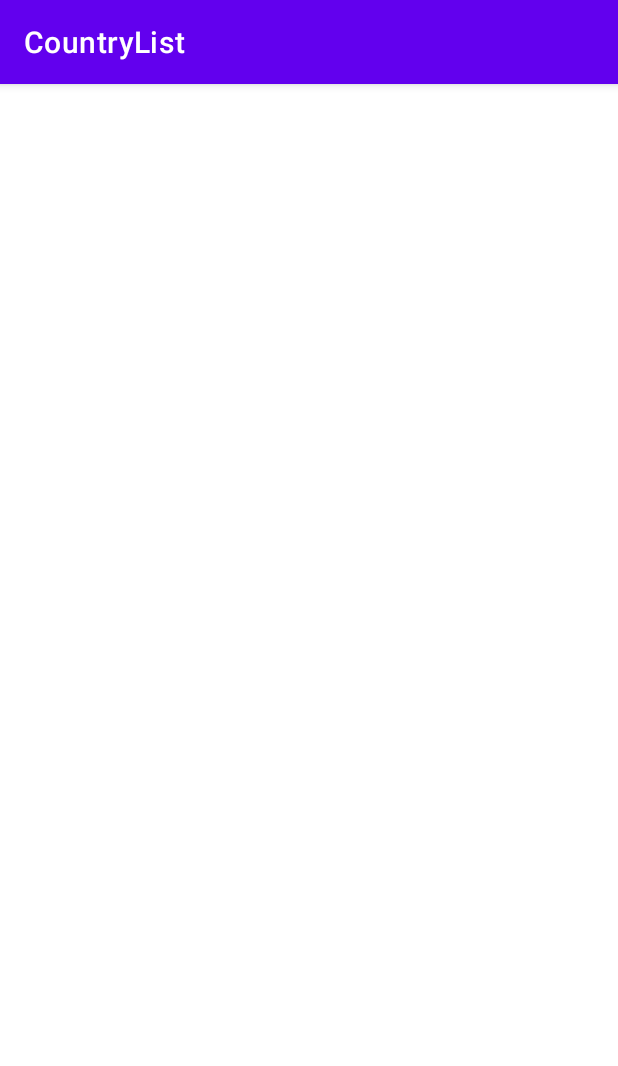
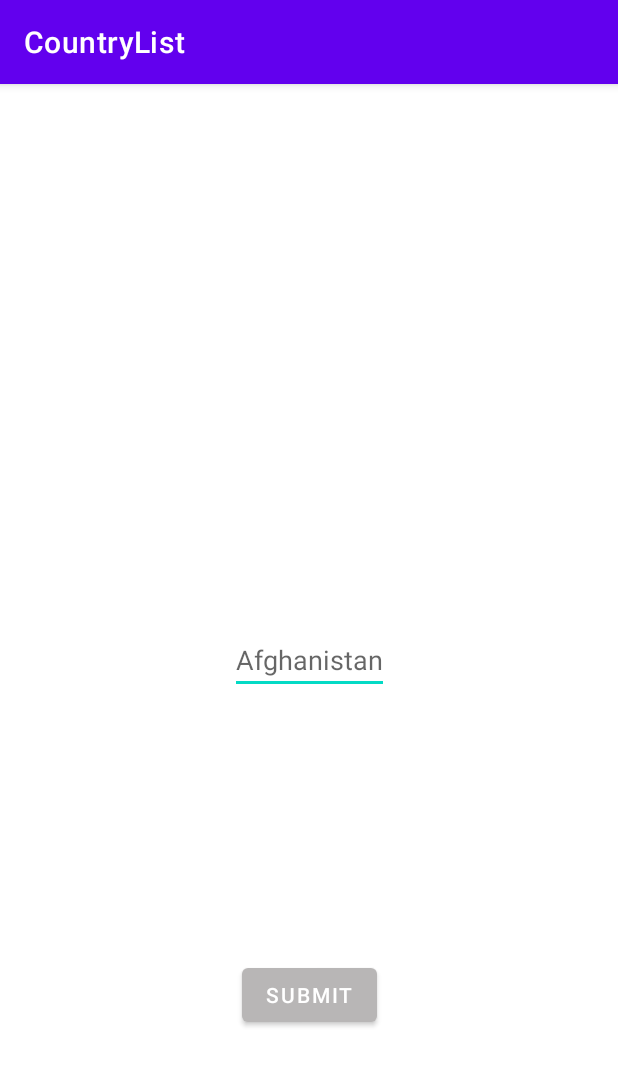
Before and after one commit to saravinfotech/ChallengeTask, an Android app: the screen it shows after launch (MainActivity), on a phone screen of 412 x 824 dp. Shown: the top 1066 px of the screen. Run offline under Robolectric (Android 15) with nearby library versions, the phone set to English and light mode, and no system bars.

Commit message:
Added viewbinding library to avoid findViewById,removed Hardcoded text, now it fetches the values dynamically based on the user input

```diff
--- a/app/build.gradle
+++ b/app/build.gradle
@@ -30,6 +30,10 @@ android {
     kotlinOptions {
         jvmTarget = '1.8'
     }
+
+    buildFeatures {
+        viewBinding = true
+    }
 }
 
 dependencies {
--- a/app/src/main/java/com/themobilecoder/countrylist/MainActivity.kt
+++ b/app/src/main/java/com/themobilecoder/countrylist/MainActivity.kt
@@ -1,27 +1,39 @@
 package com.themobilecoder.countrylist
 
 import android.os.Bundle
-import android.widget.TextView
+import android.widget.Button
+import android.widget.EditText
 import androidx.appcompat.app.AppCompatActivity
 import androidx.lifecycle.ViewModelProvider
+import com.themobilecoder.countrylist.databinding.ActivityMainBinding
 
-import com.themobilecoder.countrylist.viewmodel.CountryViewModel
+import com.themobilecoder.viewmodel.CountryViewModel
 
 class MainActivity : AppCompatActivity() {
 
-
-    private lateinit var countryName:TextView
+    private lateinit var countryName:EditText
+    private lateinit var submit:Button
     lateinit var viewModel: CountryViewModel
+    lateinit var binding: ActivityMainBinding
 
     override fun onCreate(savedInstanceState: Bundle?) {
         super.onCreate(savedInstanceState)
-        setContentView(R.layout.activity_main)
+        binding = ActivityMainBinding.inflate(layoutInflater)
+        val view = binding.root
+        setContentView(view)
         viewModel = ViewModelProvider(this).get(CountryViewModel::class.java)
 
-        countryName = findViewById(R.id.countryName)
-        viewModel.getCountryName("Denmark")
+        countryName = binding.countryName
+        submit = binding.submitButton
+        //TODO Disable Button if nothing entered
+        //TODO disable the button once the user clicks the button or click enter button
+        //TODO enter action to be handled.
+        submit.setOnClickListener {
+            viewModel.getCountryName(countryName.text.toString())
+        }
+
         viewModel.countryDetailsLiveData.observe(this, {
-            countryName.text = it
+            countryName.setText(it)
         })
     }
 
--- a/app/src/main/java/com/themobilecoder/countrylist/viewmodel/CountryViewModel.kt
+++ b/app/src/main/java/com/themobilecoder/viewmodel/CountryViewModel.kt
@@ -1,6 +1,5 @@
-package com.themobilecoder.countrylist.viewmodel
+package com.themobilecoder.viewmodel
 
-import android.util.Log
 import androidx.lifecycle.MutableLiveData
 import androidx.lifecycle.ViewModel
 import androidx.lifecycle.viewModelScope
@@ -13,7 +12,6 @@ import kotlinx.coroutines.*
 class CountryViewModel : ViewModel() {
     val countryDetailsLiveData = MutableLiveData<String>()
     private val slowNetwork = SlowNetwork()
-
 
     fun getCountryName(countryName: String) {
         viewModelScope.launch {
--- a/app/src/main/res/layout/activity_main.xml
+++ b/app/src/main/res/layout/activity_main.xml
@@ -5,14 +5,27 @@
     android:layout_width="match_parent"
     android:layout_height="match_parent"
     tools:context=".MainActivity">
-
-    <TextView
+    <EditText
         android:layout_width="wrap_content"
         android:layout_height="wrap_content"
         android:id="@+id/countryName"
+        android:maxLines="1"
+        android:hint="@string/editTextHint"
         app:layout_constraintBottom_toBottomOf="parent"
         app:layout_constraintLeft_toLeftOf="parent"
         app:layout_constraintRight_toRightOf="parent"
         app:layout_constraintTop_toTopOf="parent" />
 
+    <Button
+        android:id="@+id/submitButton"
+        android:layout_width="wrap_content"
+        android:layout_height="wrap_content"
+        android:layout_marginTop="40dp"
+        app:backgroundTint="#B8B6B6"
+        app:layout_constraintBottom_toBottomOf="parent"
+        app:layout_constraintEnd_toEndOf="parent"
+        app:layout_constraintStart_toStartOf="parent"
+        android:text="@string/submitButton"
+        app:layout_constraintTop_toBottomOf="@+id/countryName" />
+
 </androidx.constraintlayout.widget.ConstraintLayout>
--- a/app/src/main/res/values/strings.xml
+++ b/app/src/main/res/values/strings.xml
@@ -1,3 +1,5 @@
 <resources>
     <string name="app_name">CountryList</string>
+    <string name="submitButton">Submit</string>
+    <string name="editTextHint">Afghanistan</string>
 </resources>
```
